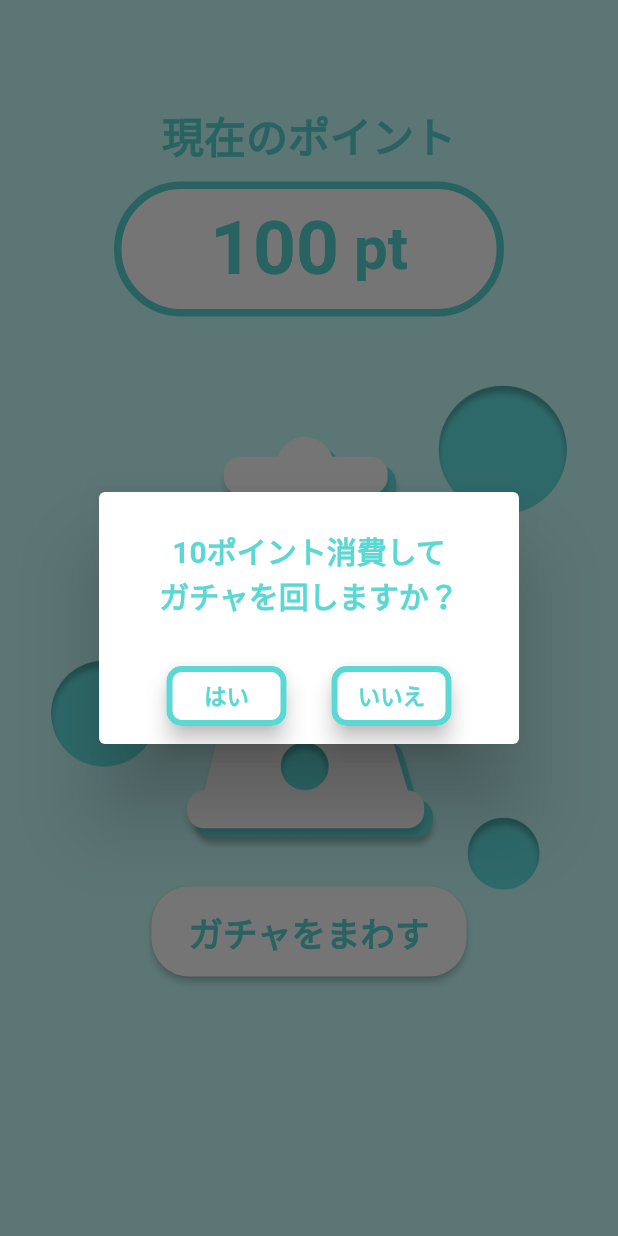
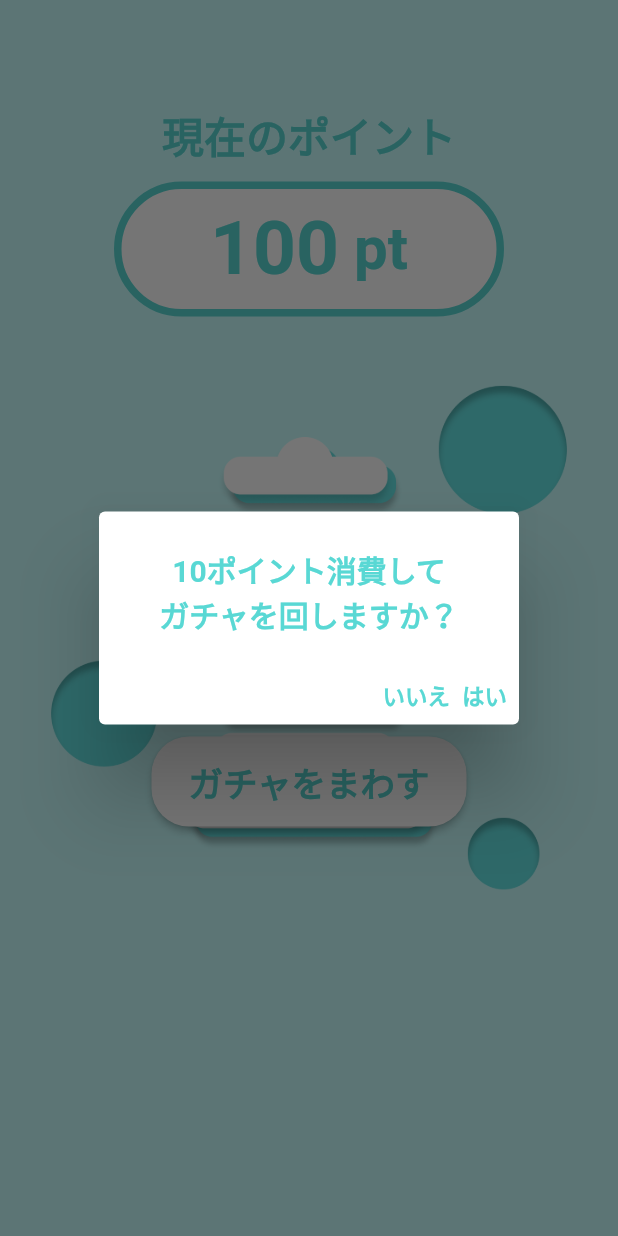
Before and after one commit to Jin2003/kishoutenketsu_rta, a Flutter app: the GatchaPage screen opened directly, after a tap on "ガチャをまわす", on a phone screen of 412 x 824 dp. Run offline on Flutter 3.47's test engine with Material 2 defaults, Android fonts, the phone set to English and light mode, and no system bars; our stand-ins replace curved_navigation_bar, flutter_animate, google_fonts, sqflite; missing offline and left inert: flutter_animated_dialog, nfc_manager; accounts and stored records are empty.

Commit message:
[fix] code

```diff
--- a/lib/view/pages/gatcha_page.dart
+++ b/lib/view/pages/gatcha_page.dart
@@ -7,6 +7,7 @@ import 'package:kishoutenketsu_rta/view/pages/components/outline_button.dart';
 import '../../logic/database_helper.dart';
 import 'package:flutter_animate/flutter_animate.dart';
 import 'package:flutter_animated_dialog/flutter_animated_dialog.dart';
+import 'dart:math' as math;
 
 import '../constant.dart';
 
@@ -19,10 +20,12 @@ class GatchaPage extends StatefulWidget {
 
 class _GatchaPageState extends State<GatchaPage> {
   //現在のポイント
-  int _point = 10;
+  int? _point;
 
   //ボタンが押されたかどうk
   bool _isPressed = false;
+
+  var random = math.Random();
 
   @override
   void initState() {
@@ -104,8 +107,8 @@ class _GatchaPageState extends State<GatchaPage> {
 
               //ElevateButton(title: 'ガチャをまわす'),
               SizedBox(
-                //デバッグ用に300にしている
-                height: 380,
+                //TODO:デバッグ用に200にしている
+                height: 280,
                 width: 1,
               ),
               //OutlineButton(title: 'e', width: 10, height: 10, fontsize: 10, shape: 10)
@@ -129,21 +132,21 @@ class _GatchaPageState extends State<GatchaPage> {
                             title: CustomTextBlue(
                                 text: '10ポイント消費して\nガチャを回しますか？', fontSize: 20),
                             actions: <Widget>[
-                              Row(
-                                mainAxisAlignment: MainAxisAlignment.center,
-                                children: [
                               GestureDetector(
-                                    child: OutlineButton(
-                                      title: 'はい',
-                                      fontsize: 15,
-                                      height: 40,
-                                      width: 80,
-                                      shape: 10,
-                                      onPressed: () async {
+                                child:
+                                    CustomTextBlue(text: 'いいえ', fontSize: 15),
+                                onTap: () {
+                                  Navigator.pop(context);
+                                },
+                              ),
+                              GestureDetector(
+                                child: CustomTextBlue(text: 'はい', fontSize: 15),
+                                onTap: () async {
                                   final db = await DatabaseHelper().db;
-                                        if (_point < 10) {
+                                  if (_point! < 10) {
                                     return;
                                   }
+
                                   setState(() {
                                     _isPressed = true;
                                   });
@@ -151,82 +154,48 @@ class _GatchaPageState extends State<GatchaPage> {
                                   await db.rawUpdate(
                                       'UPDATE user SET point = point - 10');
                                   //userテーブルのpointカラムを取得
-                                        final point = await db
-                                            .rawQuery('SELECT * FROM user');
+                                  final point =
+                                      await db.rawQuery('SELECT * FROM user');
+                                  final items = await db.rawQuery(
+                                      //これにしようと思ったけど処理が重すぎる
+                                      // 'SELECT item_id , item_name FROM items WHERE has_item = 0 ORDER BY RAND() LIMIT 1');
+                                      'SELECT * FROM items WHERE has_item = 0 ');
                                   setState(() {
                                     _point = point[0]['point'] as int;
                                   });
                                   Navigator.pop(context);
                                   // まわるポップアップ表示
-                                        Future.delayed(
-                                            Duration(milliseconds: 3500), () {
+                                  Future.delayed(Duration(milliseconds: 3500),
+                                      () {
                                     showAnimatedDialog<void>(
                                       context: context,
                                       builder: (_) {
                                         return AlertDialog(
                                           title: CustomTextBlue(
-                                                    text: 'せせらぎ\nが当たりました！',
+                                              text:
+                                                  '${items[random.nextInt(items.length)]["item_name"]}が当たりました！',
                                               fontSize: 20),
                                           actions: <Widget>[
-                                                  Container(
-                                                    alignment: Alignment.center,
-                                                    child: Column(
-                                                      children: [
-                                                        SizedBox(
-                                                          height: 10,
-                                                        ),
                                             GestureDetector(
-                                                          child: OutlineButton(
-                                                            fontsize: 15,
-                                                            width: 80,
-                                                            height: 40,
-                                                            title: 'とじる',
-                                                            shape: 10,
-                                                            onPressed: () {
+                                              child: CustomTextBlue(
+                                                  text: '閉じる', fontSize: 15),
+                                              onTap: () {
                                                 setState(() {
-                                                                _isPressed =
-                                                                    false;
+                                                  _isPressed = false;
                                                 });
-                                                              Navigator.pop(
-                                                                  context);
+                                                Navigator.pop(context);
                                               },
-                                                          ),
-                                                        ),
-                                                        SizedBox(
-                                                          height: 20,
-                                                        )
-                                                      ],
-                                                    ),
                                             ),
                                           ],
                                         );
                                       },
-                                            animationType: DialogTransitionType
-                                                .scaleRotate,
-                                            duration:
-                                                Duration(milliseconds: 300),
+                                      animationType:
+                                          DialogTransitionType.scaleRotate,
+                                      duration: Duration(milliseconds: 300),
                                     );
                                   });
                                 },
                               ),
-                                  ),
-                                  SizedBox(
-                                    width: 30,
-                                    height: 0,
-                                  ),
-                                  GestureDetector(
-                                    child: OutlineButton(
-                                        title: 'いいえ',
-                                        fontsize: 15,
-                                        height: 40,
-                                        width: 80,
-                                        shape: 10,
-                                        onPressed: () {
-                                          Navigator.pop(context);
-                                        }),
-                                  ),
-                                ],
-                              )
                             ],
                           );
                         });
```
Lines whose indentation alone changed are shown as unchanged.
